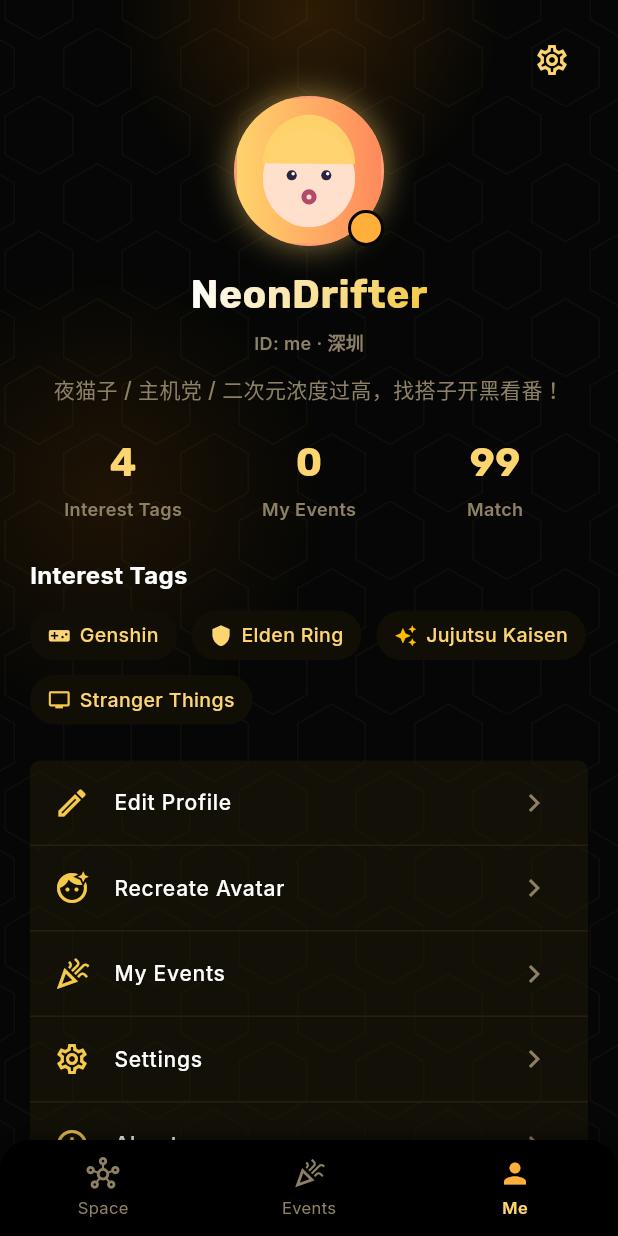
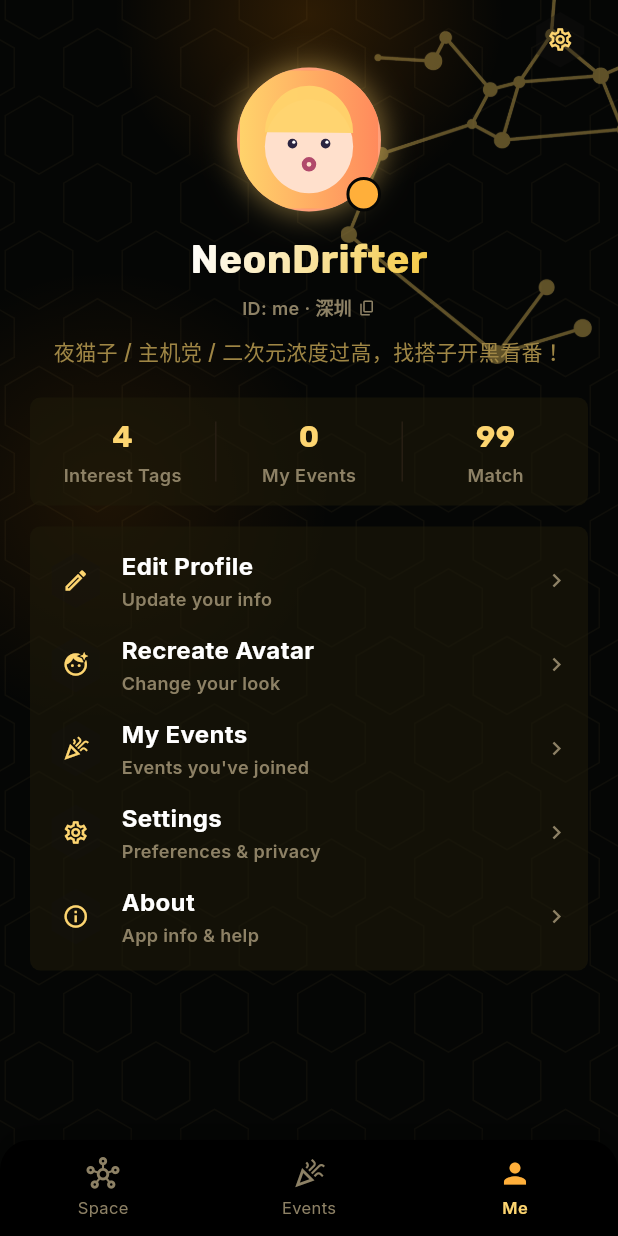
Before and after one commit to GuGuYou/GoogleConnectTheWorld, a Flutter app: the ProfilePage screen opened by its route, on a phone screen of 412 x 824 dp. Run offline on Flutter 3.47's test engine with Material 3 defaults, Android fonts, the phone set to English and light mode, and no system bars; our stand-ins replace flutter_animate, flutter_riverpod, geolocator, go_router, google_fonts, google_maps_flutter and 2 more; missing offline and left inert: dart:js_interop; accounts and stored records are empty; network calls fail.

Commit message:
Restyle profile page to Figma comp
Constellation decoration, hexagonal settings/entry icons, gradient
nickname with ID+copy row, stats card with dividers, entry list with
subtitles (new ref.tr keys). Standalone tag wall dropped per the comp
(count remains in stats; tags editable via Edit Profile). Data hooks
and routes unchanged.

Co-Authored-By: Claude Fable 5 <noreply@anthropic.com>

```diff
--- a/lib/core/l10n/app_text.dart
+++ b/lib/core/l10n/app_text.dart
@@ -172,8 +172,13 @@ class AppText {
       'publish': '发布活动',
       // 我的 / 设置
       'profile_edit': '编辑资料',
+      'profile_edit_sub': '更新你的资料',
+      'profile_avatar_sub': '换个新形象',
       'profile_activities': '我的活动',
+      'profile_activities_sub': '你参加过的活动',
       'profile_settings': '设置',
+      'profile_settings_sub': '偏好与隐私',
+      'profile_about_sub': '应用信息与帮助',
       'settings_title': '设置',
       'setting_language': '语言',
       'setting_lang_zh': '中文',
@@ -346,8 +351,13 @@ class AppText {
       'field_desc': 'Description',
       'publish': 'Publish',
       'profile_edit': 'Edit Profile',
+      'profile_edit_sub': 'Update your info',
+      'profile_avatar_sub': 'Change your look',
       'profile_activities': 'My Events',
+      'profile_activities_sub': "Events you've joined",
       'profile_settings': 'Settings',
+      'profile_settings_sub': 'Preferences & privacy',
+      'profile_about_sub': 'App info & help',
       'settings_title': 'Settings',
       'setting_language': 'Language',
       'setting_lang_zh': '中文',
--- a/lib/features/profile/profile_page.dart
+++ b/lib/features/profile/profile_page.dart
@@ -5,12 +5,12 @@ import 'package:go_router/go_router.dart';
 import '../../core/l10n/app_text.dart';
 import '../../core/theme/app_colors.dart';
 import '../../core/theme/app_text_styles.dart';
+import '../../features/avatar/widgets/virtual_avatar_view.dart';
 import '../../shared/data/repositories.dart';
 import '../../shared/widgets/avatar_placeholder.dart';
-import '../../features/avatar/widgets/virtual_avatar_view.dart';
 import '../../shared/widgets/glass_card.dart';
 import '../../shared/widgets/gradient_text.dart';
-import '../../shared/widgets/ip_tag_chip.dart';
+import '../../shared/widgets/hexagon.dart';
 import '../../shared/widgets/neon_background.dart';
 
 class ProfilePage extends ConsumerWidget {
@@ -19,20 +19,35 @@ class ProfilePage extends ConsumerWidget {
   @override
   Widget build(BuildContext context, WidgetRef ref) {
     final me = ref.watch(currentUserProvider);
-    final myActivities = ref.watch(activitiesProvider).where((a) => a.joined).length;
+    final myActivities =
+        ref.watch(activitiesProvider).where((a) => a.joined).length;
 
     return NeonBackground(
-      child: SafeArea(
+      child: Stack(
+        children: [
+          Positioned(
+            top: -30,
+            right: -40,
+            child: Opacity(
+              opacity: 0.55,
+              child: Image.asset(
+                'assets/images/decorations/fig_constellation.png',
+                width: 225,
+                fit: BoxFit.contain,
+              ),
+            ),
+          ),
+          SafeArea(
             bottom: false,
             child: ListView(
-          padding: const EdgeInsets.fromLTRB(20, 16, 20, 90),
+              padding: const EdgeInsets.fromLTRB(20, 8, 20, 90),
               children: [
                 Row(
                   mainAxisAlignment: MainAxisAlignment.end,
                   children: [
-                IconButton(
-                  onPressed: () => context.push('/profile/settings'),
-                  icon: const Icon(Icons.settings_outlined),
+                    _HexIconButton(
+                      icon: Icons.settings_outlined,
+                      onTap: () => context.push('/profile/settings'),
                     ),
                   ],
                 ),
@@ -41,55 +56,102 @@ class ProfilePage extends ConsumerWidget {
                   child: Column(
                     children: [
                       me.virtualAvatar != null
-                      ? VirtualAvatarView(avatar: me.virtualAvatar!, size: 100, glow: true, online: true)
-                      : AvatarPlaceholder(seed: me.avatarSeed, label: me.nickname, size: 100, glow: true, online: true),
+                          ? VirtualAvatarView(
+                              avatar: me.virtualAvatar!,
+                              size: 96,
+                              glow: true,
+                              online: true)
+                          : AvatarPlaceholder(
+                              seed: me.avatarSeed,
+                              label: me.nickname,
+                              size: 96,
+                              glow: true,
+                              online: true),
                       const SizedBox(height: 14),
                       GradientText(me.nickname, style: AppTextStyles.h1),
                       const SizedBox(height: 4),
-                  Text('ID: ${me.id} · ${me.city}', style: AppTextStyles.caption),
-                  const SizedBox(height: 12),
-                  Text(me.bio, textAlign: TextAlign.center, style: AppTextStyles.body),
+                      Row(
+                        mainAxisSize: MainAxisSize.min,
+                        children: [
+                          Text('ID: ${me.id} · ${me.city}',
+                              style: AppTextStyles.caption),
+                          const SizedBox(width: 4),
+                          const Icon(Icons.copy_rounded,
+                              size: 12, color: AppColors.textMuted),
+                        ],
+                      ),
+                      const SizedBox(height: 10),
+                      Text(
+                        me.bio,
+                        textAlign: TextAlign.center,
+                        style: AppTextStyles.body
+                            .copyWith(color: AppColors.textSecondary),
+                      ),
                     ],
                   ),
                 ),
                 const SizedBox(height: 20),
                 // 数据卡
-            Row(
+                GlassCard(
+                  padding: const EdgeInsets.symmetric(vertical: 12),
+                  child: IntrinsicHeight(
+                    child: Row(
                       children: [
                         _stat('${me.tags.length}', ref.tr('edit_tags')),
+                        _vDivider(),
                         _stat('$myActivities', ref.tr('profile_activities')),
-                _stat('${me.matchRate(me.tags) > 0 ? 99 : 88}', ref.tr('match_rate')),
+                        _vDivider(),
+                        _stat('${me.matchRate(me.tags) > 0 ? 99 : 88}',
+                            ref.tr('match_rate')),
                       ],
                     ),
-            const SizedBox(height: 24),
-            // 标签墙
-            Text(ref.tr('edit_tags'), style: AppTextStyles.title),
-            const SizedBox(height: 12),
-            Wrap(
-              spacing: 10,
-              runSpacing: 10,
-              children: [for (final t in me.tags) IpTagChip(tag: t)],
                   ),
-            const SizedBox(height: 24),
+                ),
+                const SizedBox(height: 14),
                 // 功能入口
                 GlassCard(
-              padding: EdgeInsets.zero,
+                  padding: const EdgeInsets.symmetric(
+                      horizontal: 12, vertical: 8),
                   child: Column(
                     children: [
-                  _entry(context, Icons.edit_outlined, ref.tr('profile_edit'), '/profile/edit'),
-                  const Divider(height: 1, color: AppColors.divider),
-                  _entry(context, Icons.face_retouching_natural, ref.tr('avatar_recreate'), '/avatar-setup?return=/profile'),
-                  const Divider(height: 1, color: AppColors.divider),
-                  _entry(context, Icons.celebration_outlined, ref.tr('profile_activities'), '/activity'),
-                  const Divider(height: 1, color: AppColors.divider),
-                  _entry(context, Icons.settings_outlined, ref.tr('profile_settings'), '/profile/settings'),
-                  const Divider(height: 1, color: AppColors.divider),
-                  _entry(context, Icons.info_outline, ref.tr('setting_about'), '/profile/about'),
+                      _Entry(
+                        icon: Icons.edit_outlined,
+                        label: ref.tr('profile_edit'),
+                        sublabel: ref.tr('profile_edit_sub'),
+                        onTap: () => context.push('/profile/edit'),
+                      ),
+                      _Entry(
+                        icon: Icons.face_retouching_natural,
+                        label: ref.tr('avatar_recreate'),
+                        sublabel: ref.tr('profile_avatar_sub'),
+                        onTap: () =>
+                            context.push('/avatar-setup?return=/profile'),
+                      ),
+                      _Entry(
+                        icon: Icons.celebration_outlined,
+                        label: ref.tr('profile_activities'),
+                        sublabel: ref.tr('profile_activities_sub'),
+                        onTap: () => context.push('/activity'),
+                      ),
+                      _Entry(
+                        icon: Icons.settings_outlined,
+                        label: ref.tr('profile_settings'),
+                        sublabel: ref.tr('profile_settings_sub'),
+                        onTap: () => context.push('/profile/settings'),
+                      ),
+                      _Entry(
+                        icon: Icons.info_outline,
+                        label: ref.tr('setting_about'),
+                        sublabel: ref.tr('profile_about_sub'),
+                        onTap: () => context.push('/profile/about'),
+                      ),
                     ],
                   ),
                 ),
               ],
             ),
+          ),
+        ],
       ),
     );
   }
@@ -97,21 +159,90 @@ class ProfilePage extends ConsumerWidget {
   Widget _stat(String value, String label) {
     return Expanded(
       child: Column(
+        mainAxisAlignment: MainAxisAlignment.center,
         children: [
-          Text(value, style: AppTextStyles.number.copyWith(fontSize: 26)),
-          const SizedBox(height: 4),
-          Text(label, style: AppTextStyles.caption),
+          Text(value, style: AppTextStyles.number),
+          const SizedBox(height: 2),
+          Text(label,
+              style: AppTextStyles.caption,
+              maxLines: 1,
+              overflow: TextOverflow.ellipsis),
         ],
       ),
     );
   }
 
-  Widget _entry(BuildContext context, IconData icon, String label, String route) {
-    return ListTile(
-      onTap: () => context.push(route),
-      leading: Icon(icon, color: AppColors.neonCyan),
-      title: Text(label, style: AppTextStyles.body.copyWith(color: AppColors.textPrimary)),
-      trailing: const Icon(Icons.chevron_right, color: AppColors.textMuted),
+  Widget _vDivider() {
+    return Container(
+      width: 1,
+      margin: const EdgeInsets.symmetric(vertical: 4),
+      color: AppColors.divider,
     );
   }
 }
+
+/// Hexagonal icon tile used for the settings button and entry leading icons.
+class _HexIconButton extends StatelessWidget {
+  final IconData icon;
+  final VoidCallback? onTap;
+  const _HexIconButton({required this.icon, this.onTap});
+
+  @override
+  Widget build(BuildContext context) {
+    return GestureDetector(
+      onTap: onTap,
+      child: ClipPath(
+        clipper: const HexagonClipper(),
+        child: Container(
+          width: 37,
+          height: 37,
+          color: AppColors.hexFill.withValues(alpha: 0.3),
+          child: Icon(icon, size: 18, color: AppColors.neonYellow),
+        ),
+      ),
+    );
+  }
+}
+
+class _Entry extends StatelessWidget {
+  final IconData icon;
+  final String label;
+  final String sublabel;
+  final VoidCallback onTap;
+
+  const _Entry({
+    required this.icon,
+    required this.label,
+    required this.sublabel,
+    required this.onTap,
+  });
+
+  @override
+  Widget build(BuildContext context) {
+    return InkWell(
+      onTap: onTap,
+      borderRadius: BorderRadius.circular(7),
+      child: Padding(
+        padding: const EdgeInsets.symmetric(vertical: 7),
+        child: Row(
+          children: [
+            _HexIconButton(icon: icon),
+            const SizedBox(width: 12),
+            Expanded(
+              child: Column(
+                crossAxisAlignment: CrossAxisAlignment.start,
+                children: [
+                  Text(label, style: AppTextStyles.title),
+                  const SizedBox(height: 2),
+                  Text(sublabel, style: AppTextStyles.caption),
+                ],
+              ),
+            ),
+            const Icon(Icons.chevron_right,
+                size: 18, color: AppColors.textMuted),
+          ],
+        ),
+      ),
+    );
+  }
+}
```
Lines whose indentation alone changed are shown as unchanged.
